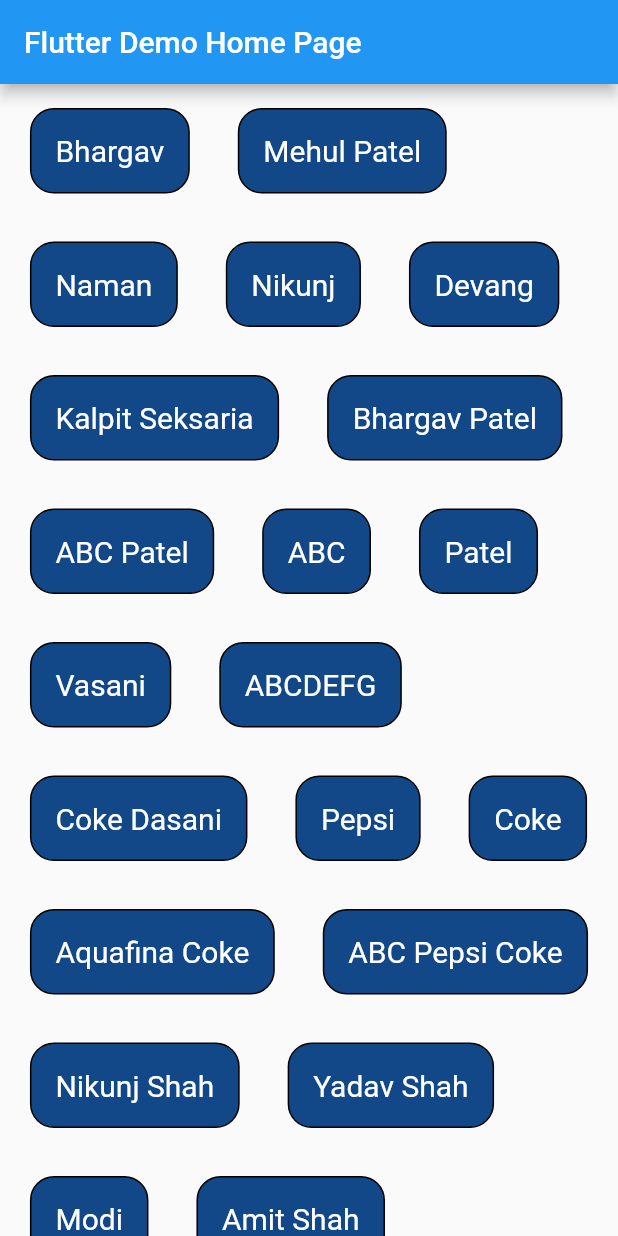
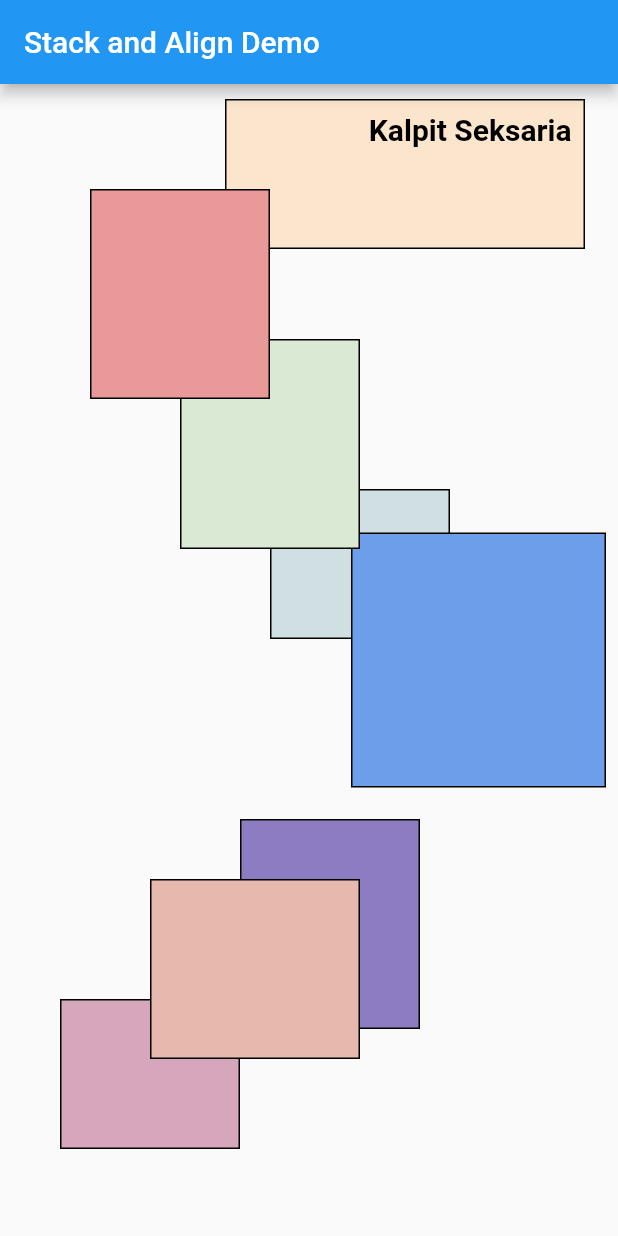
Before and after one commit to kalpit-dev/wrap_stack_align, a Flutter app: the screen it shows after launch, on a phone screen of 412 x 824 dp. Run offline on Flutter 3.47's test engine with Material 2 defaults, Android fonts, the phone set to English and light mode, and no system bars.

Commit message:
Stack and Align Demo

```diff
--- a/lib/main.dart
+++ b/lib/main.dart
@@ -1,4 +1,5 @@
 import 'package:flutter/material.dart';
+import 'package:wrap_stack_align/page.dart';
 
 void main() {
   runApp(MyApp());
@@ -13,7 +14,8 @@ class MyApp extends StatelessWidget {
       theme: ThemeData(
         primarySwatch: Colors.blue,
       ),
-      home: MyHomePage(title: 'Flutter Demo Home Page'),
+      home: page(),
+      // home: MyHomePage(title: 'Flutter Demo Home Page'),
     );
   }
 }
--- /dev/null
+++ b/lib/page.dart
@@ -0,0 +1,134 @@
+import 'package:flutter/cupertino.dart';
+import 'package:flutter/material.dart';
+
+class page extends StatefulWidget {
+  page({Key? key}) : super(key: key);
+
+  @override
+  _pageState createState() => _pageState();
+}
+
+class _pageState extends State<page> {
+  @override
+  Widget build(BuildContext context) {
+    return Scaffold(
+      appBar: AppBar(title: Text("Stack and Align Demo")),
+      body: Stack(
+        children: <Widget>[
+          // Max Size
+          Positioned(
+            top: 10,
+            left: 150,
+            child: Container(
+              height: 100.0,
+              width: 240.0,
+              decoration: new BoxDecoration(
+                border: Border.all(color: Colors.black),
+                color: Color(0xfffce5cd),
+              ),
+              child: Align(
+                alignment: Alignment.topRight,
+                child: Padding(
+                  padding: const EdgeInsets.all(8.0),
+                  child: Text("Kalpit Seksaria",
+                      style: TextStyle(
+                          fontWeight: FontWeight.bold,
+                          fontSize: 20,
+                          color: Colors.black)),
+                ),
+              ),
+            ),
+          ),
+          Positioned(
+            top: 270,
+            left: 180,
+            child: Container(
+              decoration: new BoxDecoration(
+                border: Border.all(color: Colors.black),
+                color: Color(0xffd0dfe2),
+              ),
+              height: 100.0,
+              width: 120.0,
+            ),
+          ),
+          Align(
+            alignment: Alignment.centerRight,
+            child: Padding(
+              padding: const EdgeInsets.all(8.0),
+              child: Container(
+                decoration: new BoxDecoration(
+                  border: Border.all(color: Colors.black),
+                  color: Color(0xff6c9eea),
+                ),
+                height: 170.0,
+                width: 170.0,
+              ),
+            ),
+          ),
+          Positioned(
+            top: 490,
+            left: 160,
+            child: Container(
+              decoration: new BoxDecoration(
+                border: Border.all(color: Colors.black),
+                color: Color(0xff8e7cc3),
+              ),
+              height: 140.0,
+              width: 120.0,
+            ),
+          ),
+          Positioned(
+            top: 610,
+            left: 40,
+            child: Container(
+              decoration: new BoxDecoration(
+                border: Border.all(color: Colors.black),
+                color: Color(0xffd6a6bd),
+              ),
+              height: 100.0,
+              width: 120.0,
+            ),
+          ),
+          Positioned(
+            top: 530,
+            left: 100,
+            child: Container(
+              decoration: new BoxDecoration(
+                border: Border.all(color: Colors.black),
+                color: Color(0xffe6b8ae),
+              ),
+              height: 120.0,
+              width: 140.0,
+            ),
+          ),
+
+          Positioned(
+            top: 170,
+            left: 120,
+            child: Container(
+              decoration: new BoxDecoration(
+                border: Border.all(color: Colors.black),
+                color: Color(0xffdae9d3),
+              ),
+              height: 140.0,
+              width: 120.0,
+            ),
+          ),
+          Positioned(
+            top: 70,
+            left: 60,
+            child: Container(
+              decoration: new BoxDecoration(
+                border: Border.all(color: Colors.black),
+                color: Color(0xffea9999),
+              ),
+              height: 140.0,
+              width: 120.0,
+            ),
+          ),
+
+        ],
+      ),
+    );
+  }
+}
```
